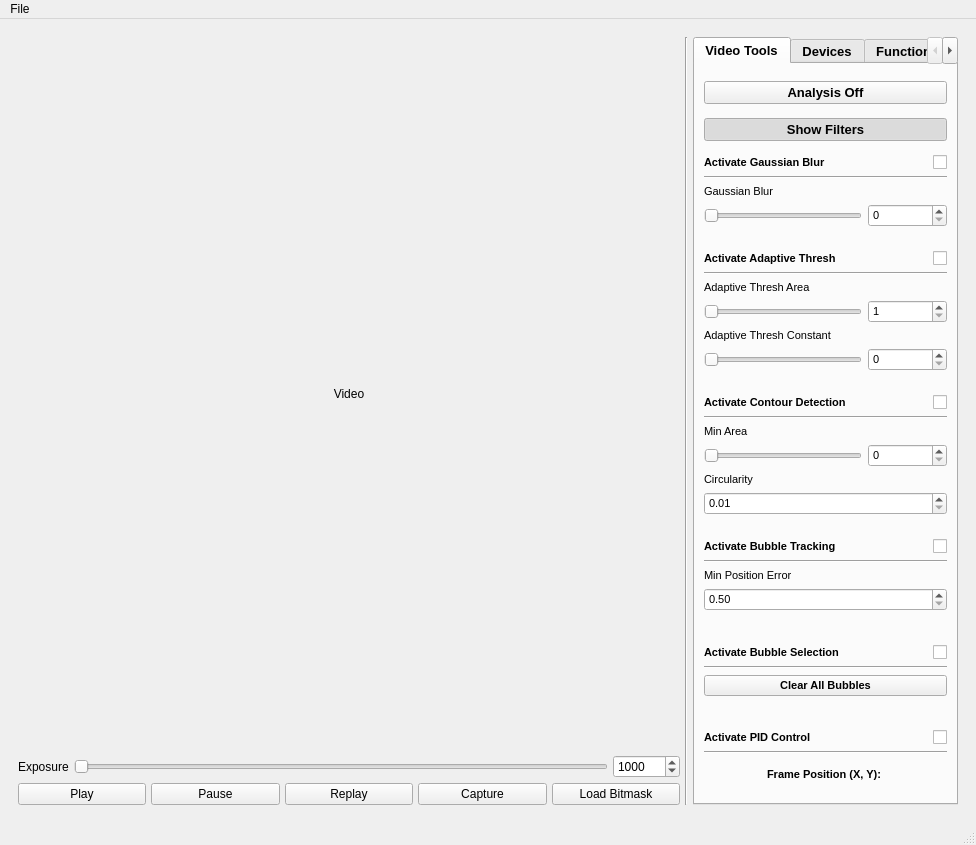
First picture: the form in src/ui/dlpctl.ui, repository tarumishra9498/dlpctlF25, before the edit.
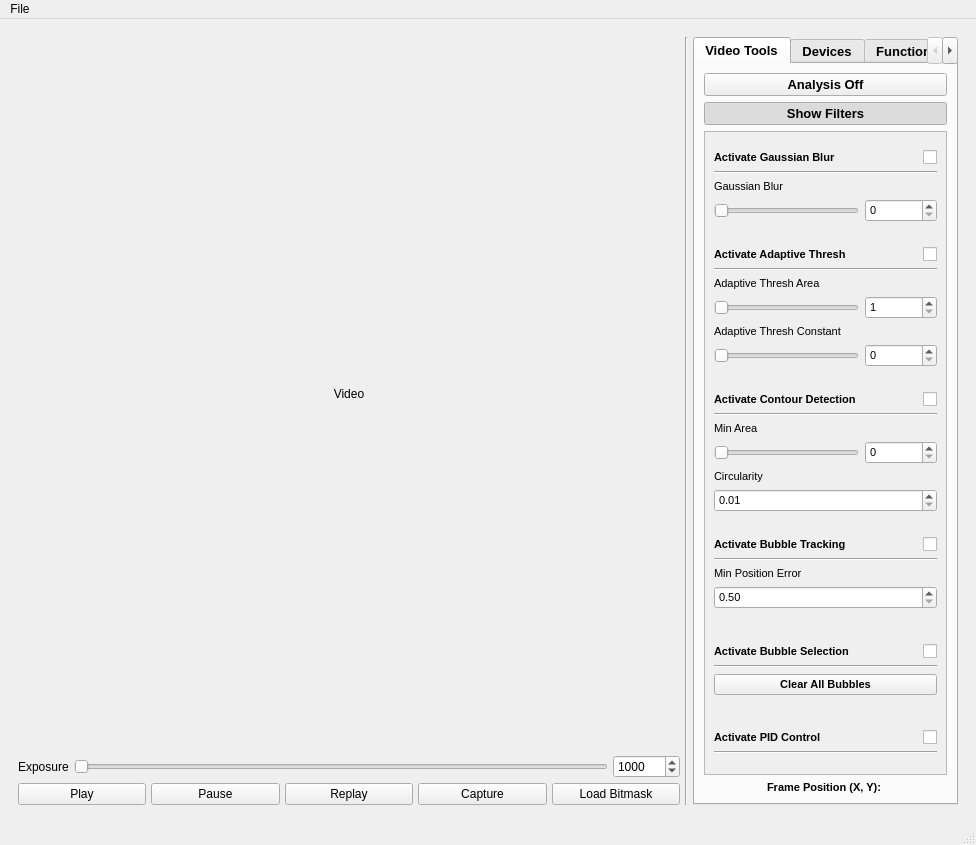
Second picture: the form after the edit. The open tabs and pages were chosen to show the change. Icons and pictures are not drawn. Custom widgets are drawn as their Qt base class.

Commit message: added scroll area back to video tools

Diff of the .ui file:
```diff
--- a/src/ui/dlpctl.ui
+++ b/src/ui/dlpctl.ui
@@ -237,7 +237,7 @@
             <attribute name="title">
              <string>Video Tools</string>
             </attribute>
-            <layout class="QVBoxLayout" name="verticalLayout_3" stretch="0,0,0,0,0,0,0,0,0,0,0,0,0,0">
+            <layout class="QVBoxLayout" name="verticalLayout_3" stretch="0,0,0,0">
              <item>
               <widget class="QPushButton" name="analysis_button">
                <property name="text">
@@ -262,6 +262,21 @@
               </widget>
              </item>
              <item>
+              <widget class="QScrollArea" name="scrollArea_2">
+               <property name="widgetResizable">
+                <bool>true</bool>
+               </property>
+               <widget class="QWidget" name="scrollAreaWidgetContents_2">
+                <property name="geometry">
+                 <rect>
+                  <x>0</x>
+                  <y>0</y>
+                  <width>225</width>
+                  <height>633</height>
+                 </rect>
+                </property>
+                <layout class="QVBoxLayout" name="verticalLayout_7">
+                 <item>
               <layout class="QGridLayout" name="blur_grid" columnstretch="2,1">
                <item row="3" column="1">
                 <widget class="QSpinBox" name="blur_spinbox">
@@ -889,6 +904,10 @@
                </item>
               </layout>
              </item>
+                </layout>
+               </widget>
+              </widget>
+             </item>
              <item>
               <widget class="QLabel" name="mouse_pos">
                <property name="sizePolicy">
```
Left out of the diff: 30 changed lines with no effect on the pictures. Lines whose indentation alone changed are shown as unchanged. The commit also changes 1 other file.
